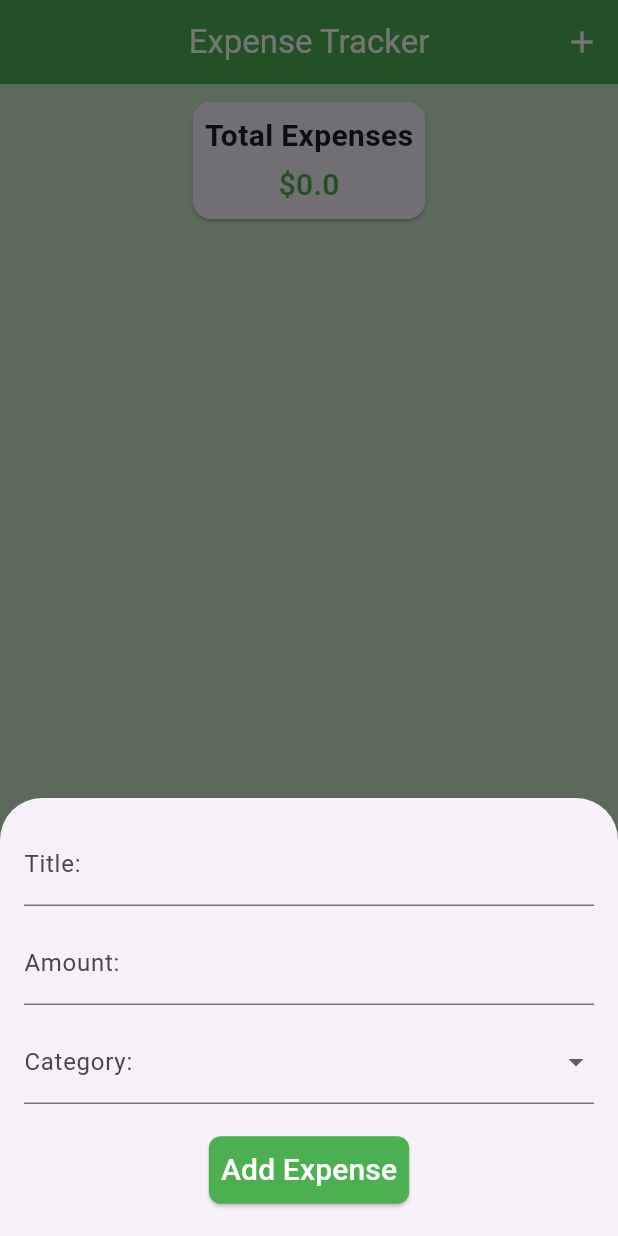
After one commit to arifuzzaman292750/calculator_app_ostad, a Flutter app: the screen it shows after launch, after a tap on the "add" icon, on a phone screen of 412 x 824 dp. The commit adds this screen. Run offline on Flutter 3.47's test engine with Material 3 defaults, Android fonts, the phone set to English and light mode, and no system bars.

Commit message:
add expense tracker app

```diff
--- a/lib/app/my_app.dart
+++ b/lib/app/my_app.dart
@@ -1,4 +1,5 @@
 import 'package:batch_9_apps/features/calculator/ui/screens/calculator_screen.dart';
+import 'package:batch_9_apps/features/expense-tracker/ui/screens/expense_tracker_screen.dart';
 import 'package:batch_9_apps/features/water-tracker/ui/screens/water_tracker_screen.dart';
 import 'package:flutter/material.dart';
 
@@ -9,7 +10,7 @@ class MyApp extends StatelessWidget {
   Widget build(BuildContext context) {
     return MaterialApp(
       debugShowCheckedModeBanner: false,
-      home: WaterTrackerScreen(),
+      home: ExpenseTrackerScreen(),
     );
   }
 }
--- /dev/null
+++ b/lib/features/expense-tracker/models/expense_model.dart
@@ -0,0 +1,14 @@
+class ExpenseModel {
+  String title;
+  double amount;
+  DateTime date;
+  String category;
+
+  ExpenseModel({
+    required this.title,
+    required this.amount,
+    required this.date,
+    required this.category,
+});
+
+}
--- /dev/null
+++ b/lib/features/expense-tracker/ui/screens/expense_tracker_screen.dart
@@ -0,0 +1,331 @@
+import 'package:batch_9_apps/features/expense-tracker/models/expense_model.dart';
+import 'package:flutter/material.dart';
+import 'package:intl/intl.dart';
+
+class ExpenseTrackerScreen extends StatefulWidget {
+  const ExpenseTrackerScreen({super.key});
+
+  @override
+  State<ExpenseTrackerScreen> createState() => _ExpenseTrackerScreenState();
+}
+
+class _ExpenseTrackerScreenState extends State<ExpenseTrackerScreen> {
+  final TextEditingController _titleTEController = TextEditingController();
+  final TextEditingController _amountTEController = TextEditingController();
+  final List<ExpenseModel> _expensesList = [];
+  final List<String> _categoriesList = [
+    'Food',
+    'Transport',
+    'Entertainment',
+    'Other'
+  ];
+  double _totalExpenses = 0.0;
+
+  @override
+  Widget build(BuildContext context) {
+    return Scaffold(
+      backgroundColor: Colors.green.shade100,
+      appBar: AppBar(
+        centerTitle: true,
+        backgroundColor: Colors.green,
+        foregroundColor: Colors.white,
+        title: Text('Expense Tracker'),
+        actions: [
+          IconButton(
+            onPressed: () => _showMBSheet(),
+            icon: Icon(Icons.add),
+          ),
+        ],
+      ),
+      floatingActionButton: FloatingActionButton(
+        onPressed: () => _showMBSheet(),
+        child: Icon(Icons.add),
+      ),
+      body: Center(
+        child: Column(
+          children: [
+            Padding(
+              padding: const EdgeInsets.all(4.0),
+              child: Card(
+                margin: EdgeInsets.all(8),
+                child: Padding(
+                  padding: const EdgeInsets.all(8.0),
+                  child: Column(
+                    children: [
+                      Text(
+                        'Total Expenses',
+                        style: TextStyle(
+                          fontSize: 20,
+                          fontWeight: FontWeight.bold,
+                        ),
+                      ),
+                      SizedBox(height: 4),
+                      Text(
+                        '\$$_totalExpenses',
+                        style: TextStyle(
+                          fontSize: 20,
+                          fontWeight: FontWeight.w500,
+                          color: Colors.green,
+                        ),
+                      ),
+                    ],
+                  ),
+                ),
+              ),
+            ),
+            Expanded(
+              child: ListView.builder(
+                itemCount: _expensesList.length,
+                itemBuilder: (context, index) {
+                  return Dismissible(
+                    key: Key(_expensesList[index].hashCode.toString()),
+                    background: Container(color: Colors.red),
+                    onDismissed: (direction) => _deleteExpense(index),
+                    child: Card(
+                      margin: EdgeInsets.symmetric(horizontal: 12, vertical: 8),
+                      child: Column(
+                        children: [
+                          Row(
+                            children: [
+                              Container(
+                                width: 120,
+                                height: 80,
+                                color: Colors.green,
+                                child: Center(
+                                  child: FittedBox(
+                                    child: Text(
+                                      _expensesList[index].category,
+                                      style: TextStyle(
+                                        fontSize: 16,
+                                        fontWeight: FontWeight.bold,
+                                        color: Colors.white,
+                                      ),
+                                    ),
+                                  ),
+                                ),
+                              ),
+                              SizedBox(width: 12),
+                              Expanded(
+                                child: Column(
+                                  crossAxisAlignment: CrossAxisAlignment.start,
+                                  children: [
+                                    Row(
+                                      mainAxisAlignment:
+                                          MainAxisAlignment.spaceBetween,
+                                      children: [
+                                        Text(
+                                          _expensesList[index].title,
+                                          style: TextStyle(
+                                              fontSize: 24,
+                                              fontWeight: FontWeight.w500),
+                                        ),
+                                        Padding(
+                                          padding: const EdgeInsets.symmetric(
+                                              horizontal: 16.0),
+                                          child: Text(
+                                            '\$${_expensesList[index].amount}',
+                                            style: TextStyle(
+                                              fontSize: 24,
+                                              fontWeight: FontWeight.w500,
+                                              color: Colors.green,
+                                            ),
+                                          ),
+                                        ),
+                                      ],
+                                    ),
+                                    SizedBox(height: 8),
+                                    Text(
+                                      DateFormat.yMMMMd()
+                                          .format(_expensesList[index].date),
+                                      style: TextStyle(fontSize: 16),
+                                    ),
+                                  ],
+                                ),
+                              ),
+                            ],
+                          ),
+                          Container(
+                            width: double.infinity,
+                            height: 40,
+                            decoration: BoxDecoration(
+                              color: Colors.green.shade300,
+                              borderRadius: BorderRadius.only(
+                                bottomLeft: Radius.circular(8),
+                                bottomRight: Radius.circular(8),
+                              ),
+                            ),
+                            child: Row(
+                              mainAxisAlignment: MainAxisAlignment.spaceBetween,
+                              children: [
+                                TextButton.icon(
+                                  onPressed: () {},
+                                  label: Text(
+                                    'Edit',
+                                    style: TextStyle(
+                                        color: Colors.black87, fontSize: 16),
+                                  ),
+                                  icon: Icon(
+                                    Icons.edit,
+                                    color: Colors.black87,
+                                    size: 20,
+                                  ),
+                                ),
+                                TextButton.icon(
+                                  onPressed: () {
+                                    showDialog(
+                                      barrierDismissible: false,
+                                      context: context,
+                                      builder: (context) => AlertDialog(
+                                        content: Text(
+                                          'Do you want to delete?',
+                                          style: TextStyle(
+                                            fontSize: 18,
+                                            fontWeight: FontWeight.bold,
+                                            color: Colors.red,
+                                          ),
+                                        ),
+                                        actions: [
+                                          MaterialButton(
+                                            onPressed: () {
+                                              Navigator.pop(context);
+                                            },
+                                            child: Text(
+                                              'No',
+                                              style: TextStyle(
+                                                fontSize: 16,
+                                                color: Colors.green,
+                                              ),
+                                            ),
+                                          ),
+                                          MaterialButton(
+                                            onPressed: () {
+                                              _deleteExpense(index);
+                                              Navigator.pop(context);
+                                            },
+                                            child: Text(
+                                              'Yes',
+                                              style: TextStyle(
+                                                fontSize: 16,
+                                                color: Colors.red,
+                                              ),
+                                            ),
+                                          ),
+                                        ],
+                                      ),
+                                    );
+                                  },
+                                  label: Text(
+                                    'Delete',
+                                    style: TextStyle(
+                                        color: Colors.red, fontSize: 16),
+                                  ),
+                                  icon: Icon(
+                                    Icons.delete,
+                                    color: Colors.red,
+                                    size: 20,
+                                  ),
+                                ),
+                              ],
+                            ),
+                          ),
+                        ],
+                      ),
+                    ),
+                  );
+                },
+              ),
+            ),
+          ],
+        ),
+      ),
+    );
+  }
+
+  void _showMBSheet() {
+    String selectedCategory = _categoriesList.first;
+    showModalBottomSheet(
+      isScrollControlled: true,
+      context: context,
+      builder: (_) {
+        return Padding(
+          padding: EdgeInsets.only(
+            bottom: MediaQuery.of(context).viewInsets.bottom,
+            left: 16,
+            right: 16,
+            top: 16,
+          ),
+          child: Column(
+            mainAxisSize: MainAxisSize.min,
+            children: [
+              TextField(
+                controller: _titleTEController,
+                decoration: InputDecoration(labelText: 'Title: '),
+              ),
+              SizedBox(height: 10),
+              TextField(
+                controller: _amountTEController,
+                keyboardType: TextInputType.number,
+                decoration: InputDecoration(labelText: 'Amount: '),
+              ),
+              SizedBox(height: 10),
+              DropdownButtonFormField<String>(
+                items: _categoriesList
+                    .map((category) => DropdownMenuItem(
+                        value: category, child: Text(category)))
+                    .toList(),
+                onChanged: (value) => selectedCategory = value!,
+                decoration: InputDecoration(labelText: 'Category:'),
+              ),
+              SizedBox(height: 20),
+              ElevatedButton(
+                style: ElevatedButton.styleFrom(
+                  padding: EdgeInsets.all(8),
+                  backgroundColor: Colors.green,
+                  foregroundColor: Colors.white,
+                  shape: RoundedRectangleBorder(
+                    borderRadius: BorderRadius.circular(8),
+                  ),
+                ),
+                onPressed: () {
+                  // if (_titleTEController.text.isNotEmpty ||
+                  //     double.tryParse(_amountTEController.text) == null) {
+                  //   return;
+                  // }
+                  _addExpense(
+                    _titleTEController.text,
+                    double.parse(_amountTEController.text),
+                    DateTime.now(),
+                    selectedCategory,
+                  );
+                  _clearAfterAdd();
+                  Navigator.pop(context);
+                },
+                child: Text('Add Expense', style: TextStyle(fontSize: 20)),
+              ),
+              SizedBox(height: 20),
+            ],
+          ),
+        );
+      },
+    );
+  }
+
+  void _addExpense(
+      String title, double amount, DateTime date, String category) {
+    _expensesList.add(ExpenseModel(
+        title: title, amount: amount, date: date, category: category));
+    _totalExpenses += amount;
+    setState(() {});
+  }
+
+  void _clearAfterAdd() {
+    _titleTEController.clear();
+    _amountTEController.clear();
+  }
+
+  void _deleteExpense(int index) {
+    _totalExpenses -= _expensesList[index].amount;
+    _expensesList.removeAt(index);
+    setState(() {});
+  }
+}
--- a/pubspec.yaml
+++ b/pubspec.yaml
@@ -34,6 +34,7 @@ dependencies:
   # The following adds the Cupertino Icons font to your application.
   # Use with the CupertinoIcons class for iOS style icons.
   cupertino_icons: ^1.0.8
+  intl: ^0.20.2
 
 dev_dependencies:
   flutter_test:
```
Also changed, not shown: pubspec.lock.
